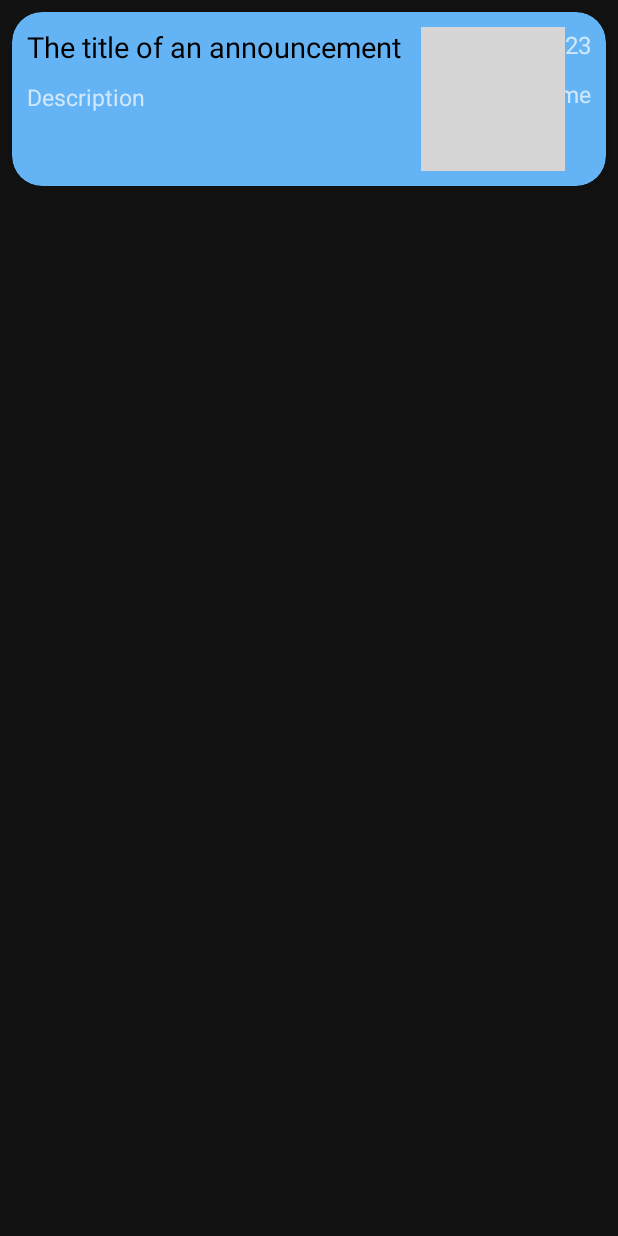
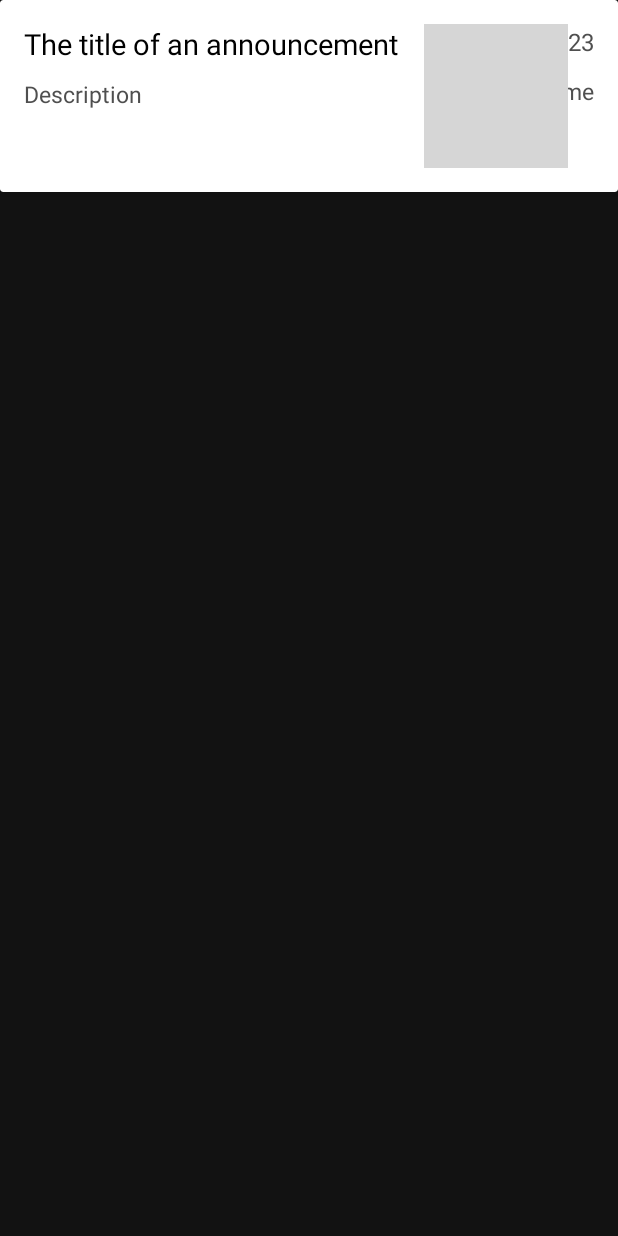
Before and after one commit to MarceliJerzynski/CoronaHELP, an Android app: the layout layout_announcement_list_item.xml on its own in the app's theme, with its tools: preview values and no code run, on a phone screen of 412 x 824 dp. Run offline under Robolectric (Android 15) with nearby library versions, the light colour scheme and no system bars; grey boxes are pictures that could not be loaded.

Commit message:
Add toolbar to my announcements fragment, change colors

```diff
--- a/app/src/main/java/com/example/coronahelp/fragments/AnnouncementFragment.kt
+++ b/app/src/main/java/com/example/coronahelp/fragments/AnnouncementFragment.kt
@@ -36,5 +36,8 @@
         val output: String = formatter.format(localDateTime)
         dateAndTime.text = output
         location.text = args.announcement.location.toString()
+        //TODO uncomment if owner done
+//        user_name.text = args.announcement.owner;
+
     }
 }
--- a/app/src/main/java/com/example/coronahelp/fragments/MapsFragment.kt
+++ b/app/src/main/java/com/example/coronahelp/fragments/MapsFragment.kt
@@ -53,6 +53,10 @@
         val fabClose = AnimationUtils.loadAnimation(context, R.anim.fab_close)
         val fabRClockwise = AnimationUtils.loadAnimation(context, R.anim.rotate_clockwise)
         val fabRAntiClockwise = AnimationUtils.loadAnimation(context, R.anim.rotate_anticlockwise)
+
+        myAnnouncmentsButton.setOnClickListener{
+            view.findNavController().navigate(R.id.action_mapsFragment_to_myAnnouncementsFragment)
+        }
 
         fab.setOnClickListener{
             if(isOpen){
--- /dev/null
+++ b/app/src/main/res/drawable/ic_baseline_format_list_numbered_24.xml
@@ -0,0 +1,5 @@
+<vector android:height="24dp" android:tint="#4F4F4F"
+    android:viewportHeight="24" android:viewportWidth="24"
+    android:width="24dp" xmlns:android="http://schemas.android.com/apk/res/android">
+    <path android:fillColor="@android:color/white" android:pathData="M2,17h2v0.5L3,17.5v1h1v0.5L2,19v1h3v-4L2,16v1zM3,8h1L4,4L2,4v1h1v3zM2,11h1.8L2,13.1v0.9h3v-1L3.2,13L5,10.9L5,10L2,10v1zM7,5v2h14L21,5L7,5zM7,19h14v-2L7,17v2zM7,13h14v-2L7,11v2z"/>
+</vector>
--- a/app/src/main/res/drawable/recycler_background_shape.xml
+++ b/app/src/main/res/drawable/recycler_background_shape.xml
@@ -3,5 +3,5 @@
     android:shape="rectangle">
 
     <solid android:color="#ffffff" />
-    <corners android:radius="30dp"/>
+    <corners android:radius="8dp"/>
 </shape>
--- a/app/src/main/res/layout/announcement_fragment.xml
+++ b/app/src/main/res/layout/announcement_fragment.xml
@@ -90,6 +90,7 @@
         />
 
     <com.google.android.material.button.MaterialButton
+        android:id="@+id/taskThisTaskButton"
         android:layout_width="wrap_content"
         android:layout_height="wrap_content"
         app:layout_constraintTop_toBottomOf="@id/dateAndTime"
@@ -97,6 +98,6 @@
         app:layout_constraintEnd_toEndOf="parent"
         android:layout_marginTop="40dp"
         android:background="@drawable/button_background"
-        android:text="Contact with author"/>
+        android:text="Take this task"/>
 
 </androidx.constraintlayout.widget.ConstraintLayout>
--- a/app/src/main/res/layout/layout_announcement_list_item.xml
+++ b/app/src/main/res/layout/layout_announcement_list_item.xml
@@ -8,16 +8,15 @@
     <androidx.cardview.widget.CardView
         android:layout_width="match_parent"
         android:layout_height="match_parent"
-        android:layout_margin="8dp"
+        android:layout_marginBottom="4dp"
         app:cardElevation="4dp"
-        app:cardBackgroundColor="@color/colorAccent"
-        app:cardCornerRadius="20dp">
+        app:cardBackgroundColor="#FFF">
 
         <androidx.constraintlayout.widget.ConstraintLayout
             android:layout_width="match_parent"
             android:layout_height="wrap_content"
             android:orientation="vertical"
-            android:padding="10dp">
+            android:padding="16dp">
 
             <TextView
                 android:id="@+id/title"
@@ -36,6 +35,7 @@
                 android:gravity="center_vertical"
                 android:text="23"
                 android:textSize="16sp"
+                android:textColor="@color/colorGrey"
                 app:layout_constraintEnd_toEndOf="parent"
                 app:layout_constraintTop_toTopOf="parent" />
 
@@ -53,6 +53,7 @@
                 android:layout_marginTop="10dp"
                 android:text="Description"
                 android:textSize="15sp"
+                android:textColor="@color/colorGrey"
                 android:layout_marginEnd="100dp"
                 app:layout_constraintStart_toStartOf="parent"
                 app:layout_constraintTop_toBottomOf="@id/title" />
@@ -64,6 +65,7 @@
                 android:maxWidth="100dp"
                 android:layout_marginTop="10dp"
                 android:text="Username"
+                android:textColor="@color/colorGrey"
                 android:textSize="15sp"
                 app:layout_constraintTop_toBottomOf="@id/reward"
                 app:layout_constraintEnd_toEndOf="parent" />
--- a/app/src/main/res/values/colors.xml
+++ b/app/src/main/res/values/colors.xml
@@ -1,9 +1,10 @@
 <?xml version="1.0" encoding="utf-8"?>
 <!-- <color name="colorAccent">#03DAC5</color> -->
 <resources>
-    <color name="colorPrimary">#6200EE</color>
-    <color name="colorPrimaryDark">#3700B3</color>
-    <color name="colorAccent">#64b3f4</color>
+    <color name="colorPrimary">#ff1744</color>
+    <color name="colorPrimaryLight">#ff616f</color>
+    <color name="colorPrimaryDark">#c4001d</color>
+    <color name="colorAccent">#ff616f</color>
     <color name="colorGrey">#4f4f4f</color>
 
 </resources>
```
Also changed, not shown: app/src/main/res/layout/fragment_maps.xml (+47 -4 lines).
